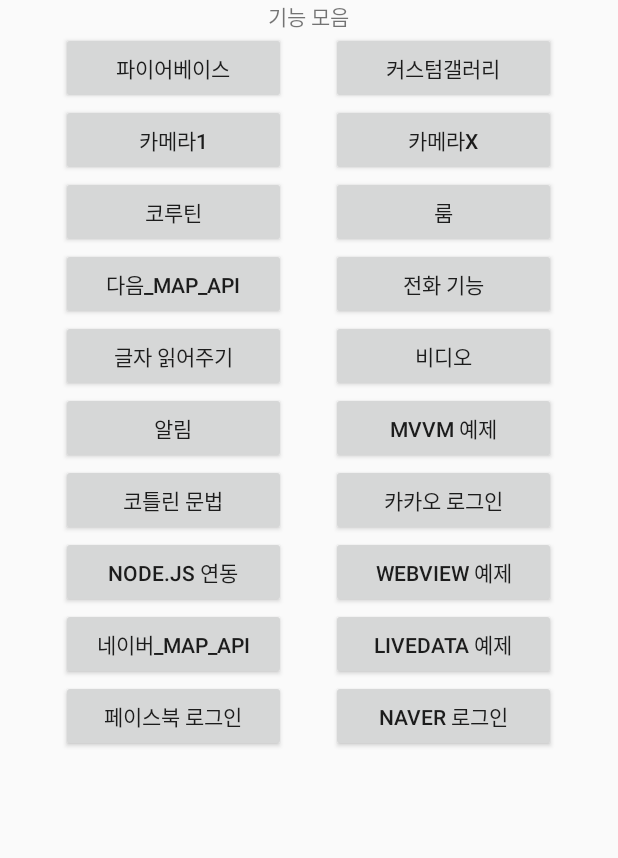
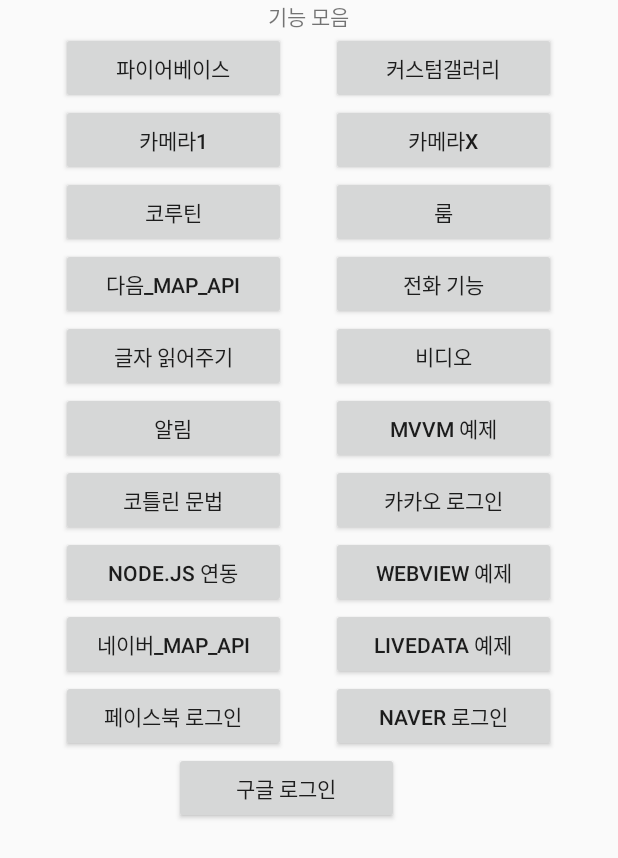
Before and after one commit to hangang885/Function, an Android app: the MainActivity screen opened directly, with no data from a screen before it, on a phone screen of 412 x 824 dp. Shown: the top 858 px of the screen. Run offline under Robolectric (Android 15) with nearby library versions, the phone set to English and light mode, and no system bars.

Commit message:
구글 로그인 추가

```diff
--- a/app/src/main/AndroidManifest.xml
+++ b/app/src/main/AndroidManifest.xml
@@ -35,7 +35,8 @@
         android:supportsRtl="true"
         android:theme="@style/Theme.MyApplication"
         android:usesCleartextTraffic="true">
-        <activity android:name=".Naver.NaverLoginActivity"></activity>
+        <activity android:name=".Google.GoogleLoginActivity" />
+        <activity android:name=".Naver.NaverLoginActivity" />
         <activity android:name=".Facebook.FacebookLoginActivity" />
         <activity android:name=".LiveData.Exam1.Live1MainActivity" />
         <activity android:name=".LiveData.LiveDataExamPageActivity" />
--- a/app/src/main/res/layout/activity_main.xml
+++ b/app/src/main/res/layout/activity_main.xml
@@ -223,4 +223,19 @@
             android:text="naver 로그인"
             />
     </LinearLayout>
+    <LinearLayout
+        android:layout_width="match_parent"
+        android:layout_height="wrap_content"
+        android:orientation="horizontal"
+        android:gravity="center_horizontal"
+        >
+        <Button
+            android:id="@+id/google_login"
+            android:layout_width="150dp"
+            android:layout_height="wrap_content"
+            android:layout_marginRight="30dp"
+            android:text="구글 로그인"
+            />
+
+    </LinearLayout>
 </LinearLayout>
```
Also changed, not shown: app/build.gradle (+5 -2 lines), app/src/main/java/com/example/myapplication/Google/GoogleLoginActivity.kt (added, +88 -0 lines), app/src/main/java/com/example/myapplication/MainActivity.kt (+8 -0 lines), app/src/main/res/layout/activity_google_login.xml (added, +16 -0 lines).
